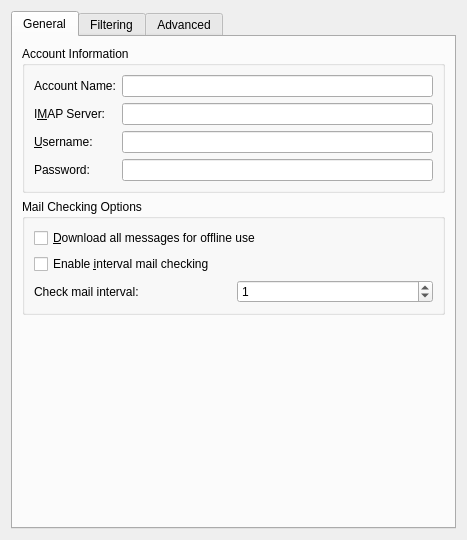
Qt form resources/imap/setupserverview_desktop.ui (KDE/kdepim-runtime) before a commit.
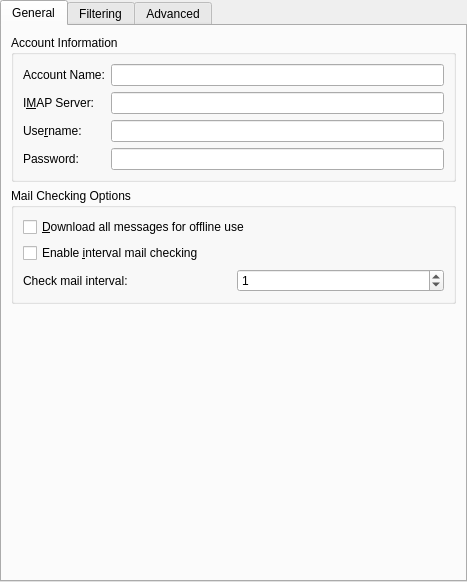
The same form after that commit. Custom widgets are drawn as their Qt base class.

Commit message: Remove duplicate margin

```diff
--- a/resources/imap/setupserverview_desktop.ui
+++ b/resources/imap/setupserverview_desktop.ui
@@ -7,10 +7,22 @@
     <x>0</x>
     <y>0</y>
     <width>467</width>
-    <height>540</height>
+    <height>582</height>
    </rect>
   </property>
   <layout class="QHBoxLayout" name="horizontalLayout_6">
+   <property name="leftMargin">
+    <number>0</number>
+   </property>
+   <property name="topMargin">
+    <number>0</number>
+   </property>
+   <property name="rightMargin">
+    <number>0</number>
+   </property>
+   <property name="bottomMargin">
+    <number>0</number>
+   </property>
    <item>
     <widget class="QTabWidget" name="tabWidget">
      <property name="currentIndex">
@@ -67,7 +79,7 @@
              <string>The username.</string>
             </property>
             <property name="text">
-             <string>&amp;Username:</string>
+             <string>Use&amp;rname:</string>
             </property>
             <property name="buddy">
              <cstring>userName</cstring>
```
Left out of the diff: 2 changed lines with no effect on the pictures. The commit also changes 1 other file.
